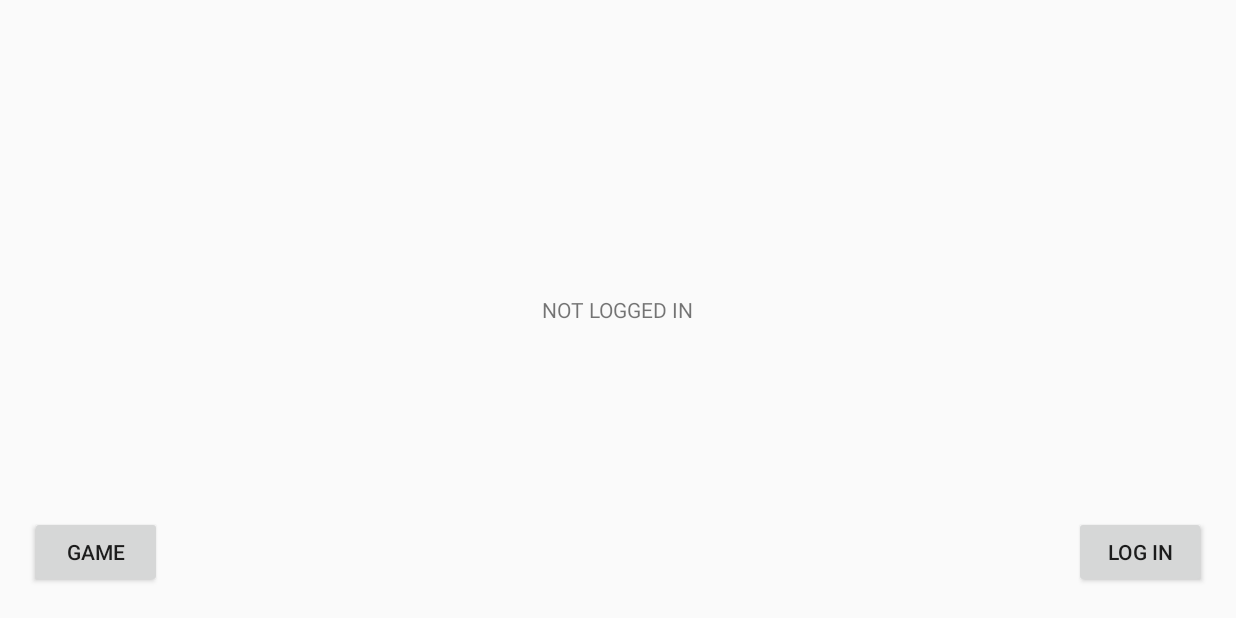
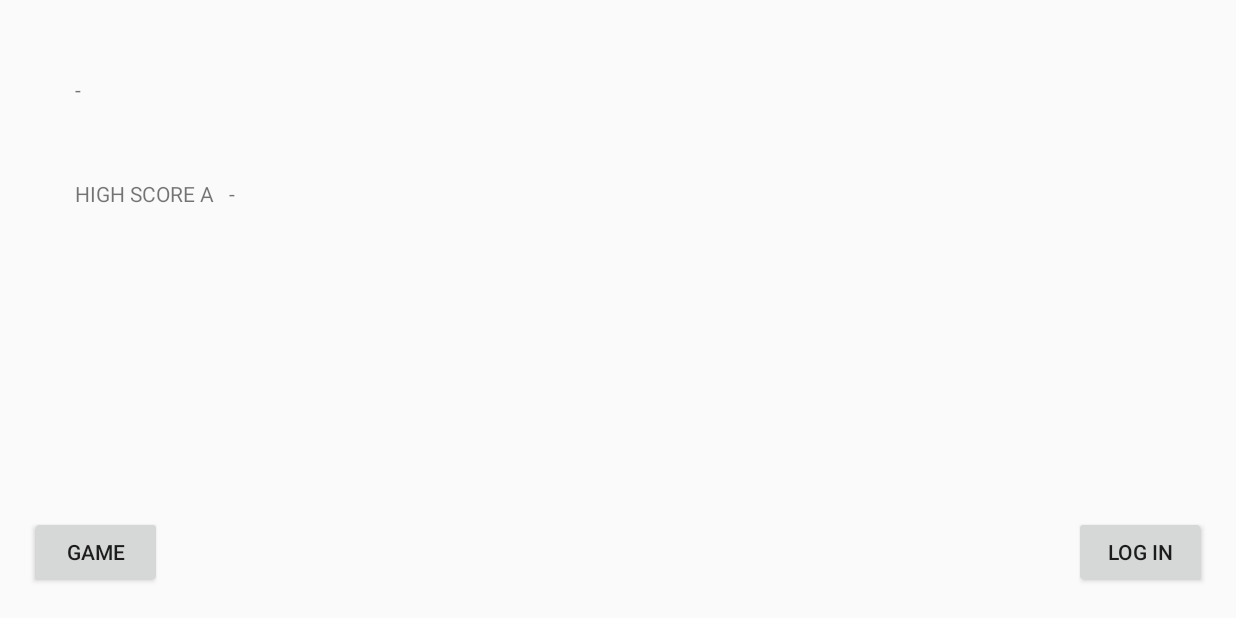
Before and after one commit to TomaszTurkiewicz/Eggs, an Android app: the screen it shows after launch (LoginActivity), after a tap on an icon or button, on a phone screen of 824 x 412 dp (held sideways). Run offline under Robolectric (Android 15) with nearby library versions, the phone set to English and light mode, and no system bars; our stand-ins replace Firebase (no records; nobody signed in at launch, a user with empty details on screens opened directly).

Commit message:
user statistics in activity part one

```diff
--- a/app/src/main/java/com/tt/eggs/LoginActivity.kt
+++ b/app/src/main/java/com/tt/eggs/LoginActivity.kt
@@ -31,6 +31,8 @@ class LoginActivity : AppCompatActivity() {
 
 
     /**------------------ activity life cycle -------------------------------------**/
+
+
     override fun onCreate(savedInstanceState: Bundle?) {
         super.onCreate(savedInstanceState)
         // display full screen
@@ -77,7 +79,6 @@ class LoginActivity : AppCompatActivity() {
 
     // update ui and create/save user to database
     private fun updateUI(user:FirebaseUser?){
-        login_status.text = if(user!=null)"LOGGED IN" else "NOT LOGGED IN"
             if(user!=null){
                 database = Firebase.database
                 val dbRef = database.getReference("user").child(user.uid)
@@ -112,11 +113,30 @@ class LoginActivity : AppCompatActivity() {
                                     Functions.saveStatisticBToSharedPreferences(this@LoginActivity,user.uid,tUser.gameB)
                                 }
                                 dbRef.setValue(tUser)
+
+                                display(tUser)
                             }
                         }
                     }
                 })
             }
+            else{
+             displayNotLoggedIn()
+            }
+
+    }
+
+    // display nothing
+    private fun displayNotLoggedIn() {
+        user_name.text="-"
+        highScoreAUser.text="-"
+
+    }
+
+    //display user statistics
+    private fun display(tUser: User) {
+        user_name.text=tUser.userName
+        highScoreAUser.text=tUser.gameA.highScoreA.toString()
     }
 
 
@@ -185,3 +205,5 @@ class LoginActivity : AppCompatActivity() {
     }
 
 }
+
+// TODO finish displaying statistics in this activity
--- a/app/src/main/java/com/tt/eggs/classes/User.kt
+++ b/app/src/main/java/com/tt/eggs/classes/User.kt
@@ -1,5 +1,6 @@
 package com.tt.eggs.classes
 
 data class User(var id:String? = "",
+                var userName: String = "ANONYMOUS",
                 var gameA: GameA = GameA(),
                 var gameB: GameB = GameB())
--- a/app/src/main/res/layout/activity_login.xml
+++ b/app/src/main/res/layout/activity_login.xml
@@ -5,6 +5,31 @@
     android:layout_width="match_parent"
     android:layout_height="match_parent"
     tools:context=".LoginActivity">
+
+    <TextView
+        android:id="@+id/user_name"
+        android:layout_width="wrap_content"
+        android:layout_height="wrap_content"
+        app:layout_constraintTop_toTopOf="parent"
+        app:layout_constraintLeft_toLeftOf="parent"
+        android:layout_margin="50dp"/>
+
+    <TextView
+        android:id="@+id/highScoreA"
+        android:layout_width="wrap_content"
+        android:layout_height="wrap_content"
+        app:layout_constraintLeft_toLeftOf="@id/user_name"
+        app:layout_constraintTop_toBottomOf="@id/user_name"
+        android:layout_marginTop="50dp"
+        android:text="HIGH SCORE A"/>
+
+    <TextView
+        android:id="@+id/highScoreAUser"
+        android:layout_width="wrap_content"
+        android:layout_height="wrap_content"
+        app:layout_constraintLeft_toRightOf="@id/highScoreA"
+        app:layout_constraintTop_toTopOf="@id/highScoreA"
+        android:layout_marginLeft="10dp"/>
 
     <Button
         android:id="@+id/backToGame"
@@ -24,14 +49,5 @@
         app:layout_constraintRight_toRightOf="parent"
         android:layout_margin="20dp"/>
 
-    <TextView
-        android:id="@+id/login_status"
-        android:layout_width="wrap_content"
-        android:layout_height="wrap_content"
-        app:layout_constraintTop_toTopOf="parent"
-        app:layout_constraintBottom_toBottomOf="parent"
-        app:layout_constraintLeft_toLeftOf="parent"
-        app:layout_constraintRight_toRightOf="parent"/>
-
 
 </androidx.constraintlayout.widget.ConstraintLayout>
```
Also changed, not shown: app/src/main/java/com/tt/eggs/MainActivity.kt (+30 -3 lines).
